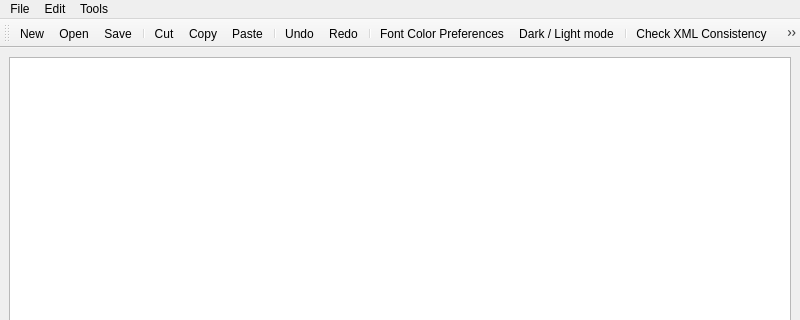
Qt form XML_Editor/editor.ui (Abdelrhman-CaT/XML-Editor) before a commit; both pictures show x 0 to 800 and y 0 to 320 of the 800 by 600 pixel window.
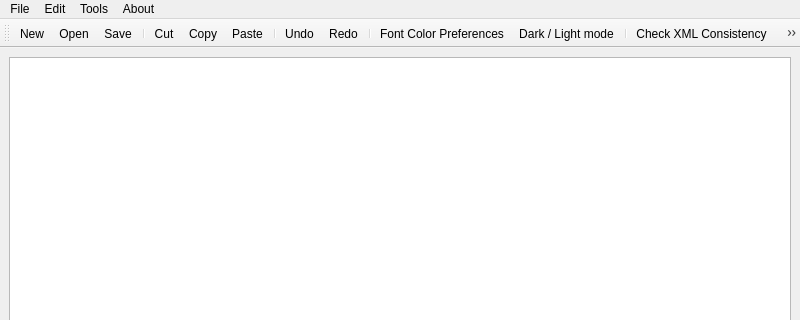
The same form after that commit. Icons and pictures are not drawn.

```diff
--- a/XML_Editor/editor.ui
+++ b/XML_Editor/editor.ui
@@ -76,9 +76,16 @@
     <addaction name="actionShow_Consistency_Errors"/>
     <addaction name="actionFix_Consistency_Errors"/>
    </widget>
+   <widget class="QMenu" name="menuAbout">
+    <property name="title">
+     <string>About</string>
+    </property>
+    <addaction name="actionTeam"/>
+   </widget>
    <addaction name="menuFile"/>
    <addaction name="menuEdit"/>
    <addaction name="menuTools"/>
+   <addaction name="menuAbout"/>
   </widget>
   <widget class="QStatusBar" name="statusbar"/>
   <widget class="QToolBar" name="toolBar">
```
Left out of the diff: 10 changed lines with no effect on the pictures.
